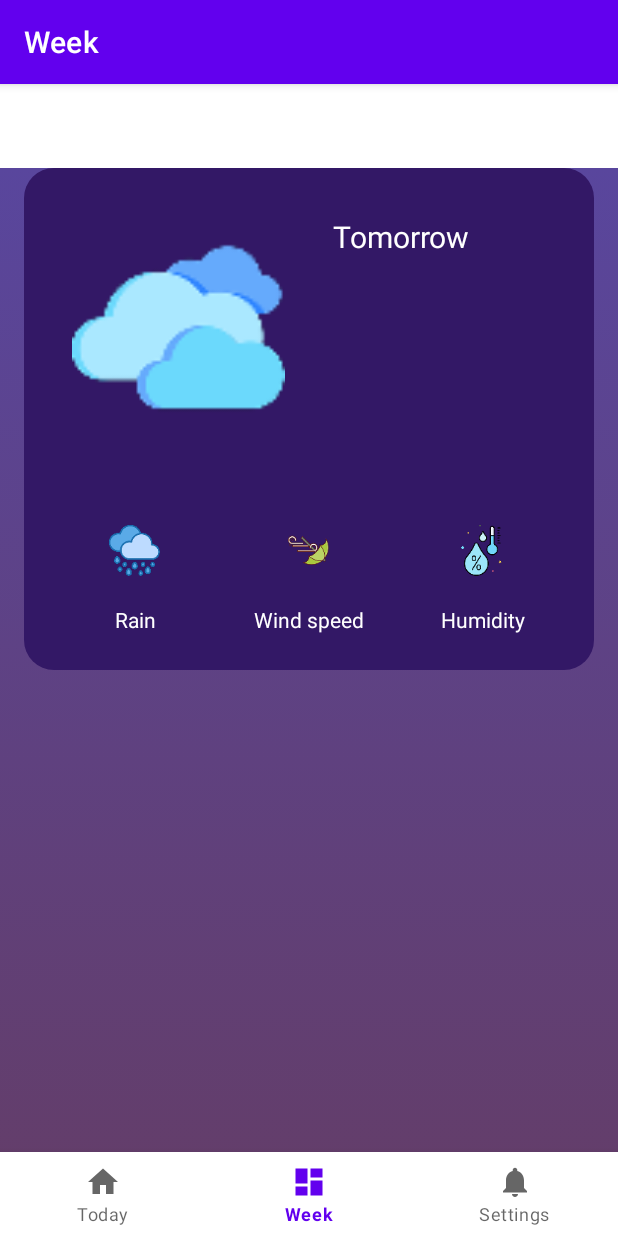
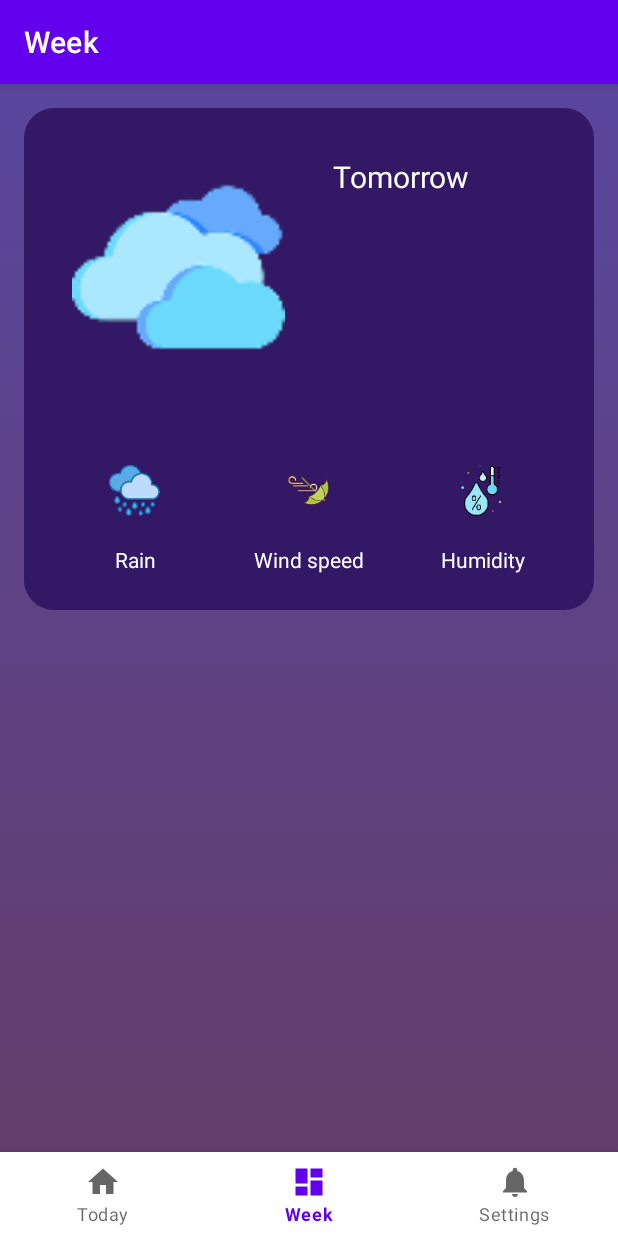
Before and after one commit to OlegStashkiv/Umbrella, an Android app: the WeekFragment screen opened through its navigation route, on a phone screen of 412 x 824 dp. Run offline under Robolectric (Android 15) with nearby library versions, the phone set to English and light mode, and no system bars; our stand-ins replace data binding, navigation-ui; pictures from the network do not load; 1 statement that could not run was skipped.

Commit message:
fixed some style problem

```diff
--- a/app/src/main/res/layout/activity_main.xml
+++ b/app/src/main/res/layout/activity_main.xml
@@ -3,8 +3,7 @@
     xmlns:app="http://schemas.android.com/apk/res-auto"
     android:id="@+id/container"
     android:layout_width="match_parent"
-    android:layout_height="match_parent"
-    android:paddingTop="?attr/actionBarSize">
+    android:layout_height="match_parent">
 
     <com.google.android.material.bottomnavigation.BottomNavigationView
         android:id="@+id/nav_view"
--- a/app/src/main/res/layout/fragment_today.xml
+++ b/app/src/main/res/layout/fragment_today.xml
@@ -255,7 +255,7 @@
                             android:layout_width="wrap_content"
                             android:layout_height="wrap_content"
                             android:layout_marginStart="16dp"
-                            android:layout_marginTop="55dp"
+                            android:layout_marginTop="40dp"
                             android:layout_weight="1"
                             android:text="@string/today"
                             android:textColor="#DCA900"
--- a/app/src/main/res/layout/fragment_week.xml
+++ b/app/src/main/res/layout/fragment_week.xml
@@ -33,9 +33,11 @@
                     android:layout_width="match_parent"
                     android:layout_height="match_parent"
                     android:layout_marginLeft="16dp"
+                    android:layout_marginTop="16dp"
                     android:layout_marginRight="16dp"
                     android:background="@drawable/background_current_weather"
-                    android:orientation="vertical">
+                    android:orientation="vertical"
+                    android:paddingTop="0dp">
 
                     <LinearLayout
                         android:layout_width="match_parent"
--- a/app/src/main/res/navigation/mobile_navigation.xml
+++ b/app/src/main/res/navigation/mobile_navigation.xml
@@ -8,7 +8,7 @@
     <fragment
         android:id="@+id/todayFragment"
         android:name="com.olegstashkiv.umbrella.presentation.ui.today.TodayFragment"
-        android:label="fragment_today"
+        android:label="@string/title_today"
         tools:layout="@layout/fragment_today">
         <argument
             android:name="selectedLocation"
```
